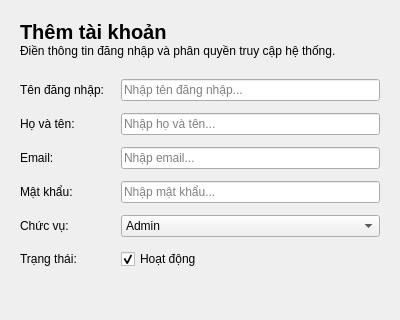
This is src/gui/user_dialog.ui in letrankhang/Supermarket_Manager as Qt 5 draws it before an edit; both pictures show x 0 to 400 and y 0 to 320 of the 400 by 550 pixel window. The edited form follows.
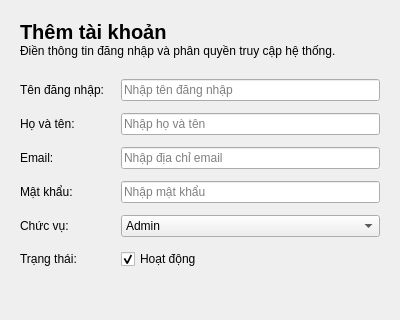
This is the edited form. Icons and pictures are not drawn.

Commit message: fix: đổi mật khẩu cho user

Diff of the .ui file:
```diff
--- a/src/gui/user_dialog.ui
+++ b/src/gui/user_dialog.ui
@@ -583,7 +583,7 @@
      <item row="0" column="1">
       <widget class="QLineEdit" name="txtUsername">
        <property name="placeholderText">
-        <string>Nhập tên đăng nhập...</string>
+        <string>Nhập tên đăng nhập</string>
        </property>
       </widget>
      </item>
@@ -597,7 +597,7 @@
      <item row="1" column="1">
       <widget class="QLineEdit" name="txtFullName">
        <property name="placeholderText">
-        <string>Nhập họ và tên...</string>
+        <string>Nhập họ và tên</string>
        </property>
       </widget>
      </item>
@@ -611,7 +611,7 @@
      <item row="2" column="1">
       <widget class="QLineEdit" name="txtEmail">
        <property name="placeholderText">
-        <string>Nhập email...</string>
+        <string>Nhập địa chỉ email</string>
        </property>
       </widget>
      </item>
@@ -628,7 +628,7 @@
         <enum>QLineEdit::Password</enum>
        </property>
        <property name="placeholderText">
-        <string>Nhập mật khẩu...</string>
+        <string>Nhập mật khẩu</string>
        </property>
       </widget>
      </item>
```
The commit also changes 62 other files.
